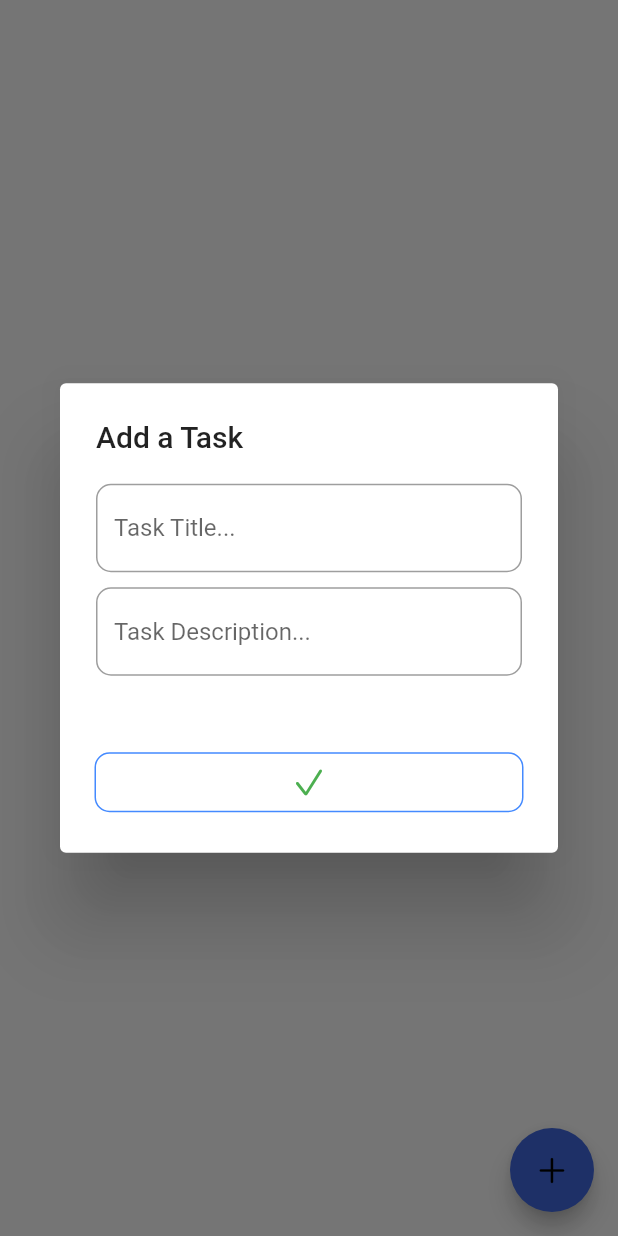
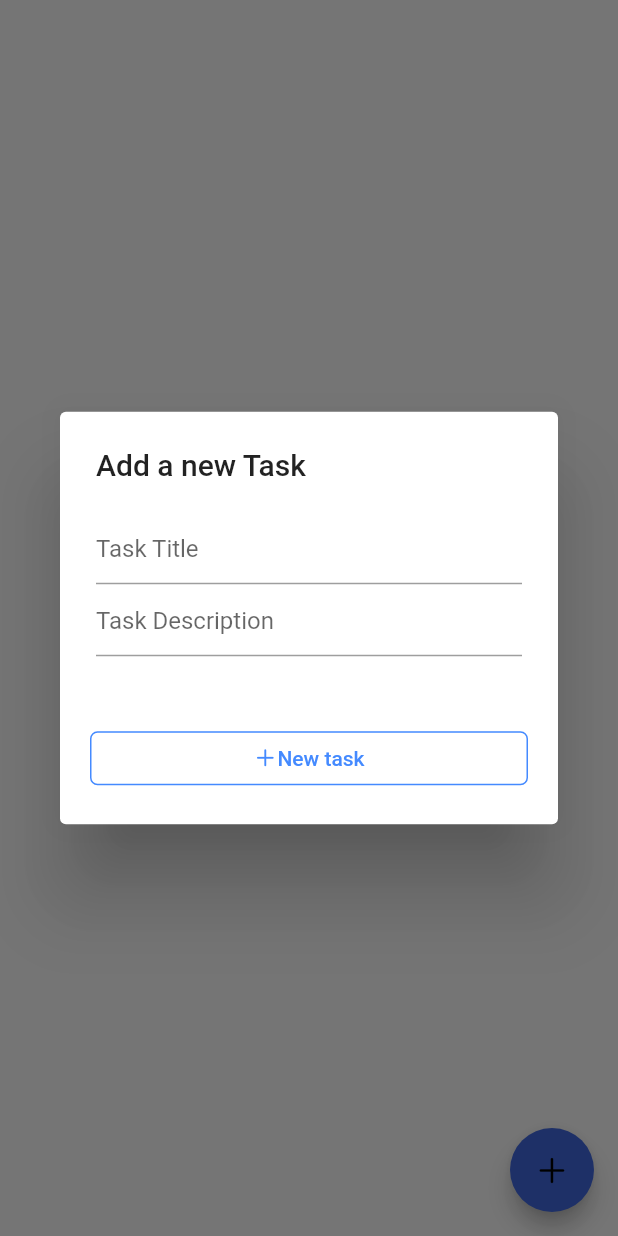
Before and after one commit to daasrattale/gotta-do, a Flutter app: the screen it shows after launch, after a tap on an icon or button, on a phone screen of 412 x 824 dp. Run offline on Flutter 3.47's test engine with Material 2 defaults, Android fonts, the phone set to English and light mode, and no system bars; our stand-ins replace bloc, equatable, flutter_bloc, flutter_slidable, hydrated_bloc.

```diff
--- a/lib/views/home_view.dart
+++ b/lib/views/home_view.dart
@@ -43,56 +43,48 @@ class _HomeViewState extends State<HomeView> {
                   TextEditingController controller2 = TextEditingController();
 
                   return AlertDialog(
-                    title: const Text('Add a Task'),
+                    title: const Text('Add a new Task'),
+                    actionsPadding: const EdgeInsets.all(20.0),
                     content: Column(
                       mainAxisSize: MainAxisSize.min,
                       children: [
-                        TextField(
+                        SizedBox(
+                          width: MediaQuery.of(context).size.width,
+                          child: TextField(
                             controller: controller1,
+                            autocorrect: true,
                             cursorColor: Theme.of(context).colorScheme.secondary,
-                          decoration: InputDecoration(
-                            hintText: 'Task Title...',
-                            focusedBorder: OutlineInputBorder(
-                              borderRadius: BorderRadius.circular(10),
-                              borderSide: BorderSide(
-                                color: Theme.of(context).colorScheme.secondary,
-                              ),
-                            ),
-                            border: OutlineInputBorder(
-                              borderRadius: BorderRadius.circular(10),
-                              borderSide: const BorderSide(color: Colors.grey),
+                            decoration: const InputDecoration(
+                              hintText: 'Task Title',
+                              enabledBorder:  UnderlineInputBorder(
+                                borderSide: BorderSide(width: 1, color: Colors.grey),
                               ),
                             ),
                           ),
-                        const SizedBox(height: 10),
-                        TextField(
+                        ),
+                        SizedBox(
+                          width: MediaQuery.of(context).size.width,
+                          child: TextField(
+                            maxLines: null,
+                            keyboardType: TextInputType.multiline,
+                            autocorrect: true,
                             controller: controller2,
                             cursorColor: Theme.of(context).colorScheme.secondary,
-                          decoration: InputDecoration(
-                            hintText: 'Task Description...',
-                            focusedBorder: OutlineInputBorder(
-                              borderRadius: BorderRadius.circular(10),
-                              borderSide: BorderSide(
-                                color: Theme.of(context).colorScheme.secondary,
+                            decoration: const InputDecoration(
+                              hintText: 'Task Description',
+                              enabledBorder: UnderlineInputBorder(
+                                borderSide: BorderSide(width: 1, color: Colors.grey),
                               ),
-                            ),
-                            border: OutlineInputBorder(
-                              borderRadius: BorderRadius.circular(10),
-                              borderSide: const BorderSide(color: Colors.grey),
                             ),
                           ),
                         ),
                       ],
                     ),
                     actions: [
-                      Padding(
-                        padding: const EdgeInsets.all(15.0),
-                        child: TextButton(
+                      TextButton(
                           onPressed: () {
                             addTodo(
-                                Todo(
-                                    title: controller1.text,
-                                    description: controller2.text),
+                              Todo(title: controller1.text, description: controller2.text),
                             );
                             controller1.text = '';
                             controller2.text = '';
@@ -101,21 +93,24 @@ class _HomeViewState extends State<HomeView> {
                           style: TextButton.styleFrom(
                             shape: RoundedRectangleBorder(
                               side: BorderSide(
-                                  color:
-                                      Theme.of(context).colorScheme.secondary,
+                                color: Theme.of(context).colorScheme.secondary,
                               ),
-                                borderRadius: BorderRadius.circular(10),
+                              borderRadius: BorderRadius.circular(5),
                             ),
-                              foregroundColor:
-                                  Theme.of(context).colorScheme.secondary,
+                            foregroundColor: Theme.of(context).colorScheme.secondary,
                           ),
                           child: SizedBox(
                               width: MediaQuery.of(context).size.width,
-                                child: const Icon(
-                                  CupertinoIcons.check_mark,
-                                  color: Colors.green,
-                                ))),
-                      )
+                              child: const Row(
+                                mainAxisAlignment: MainAxisAlignment.center,
+                                children: [
+                                  Icon(
+                                    CupertinoIcons.plus,
+                                    size: 16,
+                                  ),
+                                  Text("New task")
+                                ],
+                              )))
                     ],
                   );
                 });
@@ -126,15 +121,7 @@ class _HomeViewState extends State<HomeView> {
             color: Colors.black,
           ),
         ),
-        appBar: AppBar(
-          backgroundColor: Colors.transparent,
-          elevation: 0,
-          title: const Text(
-            'GottaDo',
-            style:
-                TextStyle(color: Colors.white70, fontWeight: FontWeight.bold),
-          ),
-        ),
+        appBar: appBar(),
         body: Padding(
           padding: const EdgeInsets.all(8.0),
           child: BlocBuilder<TodoBloc, TodoState>(
@@ -197,4 +184,16 @@ class _HomeViewState extends State<HomeView> {
           ),
         ));
   }
+
+  AppBar appBar() {
+    return AppBar(
+      backgroundColor: Colors.transparent,
+      elevation: 0,
+      title: const Text(
+        'GottaDo',
+        style: TextStyle(color: Colors.white70, fontWeight: FontWeight.bold),
+      ),
+    );
   }
+
+}
```
Lines whose indentation alone changed are shown as unchanged.
